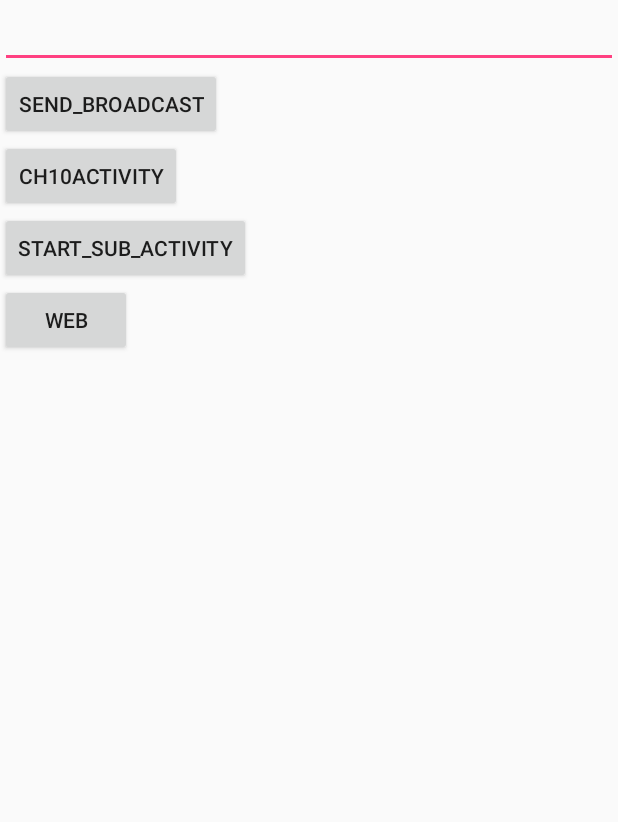
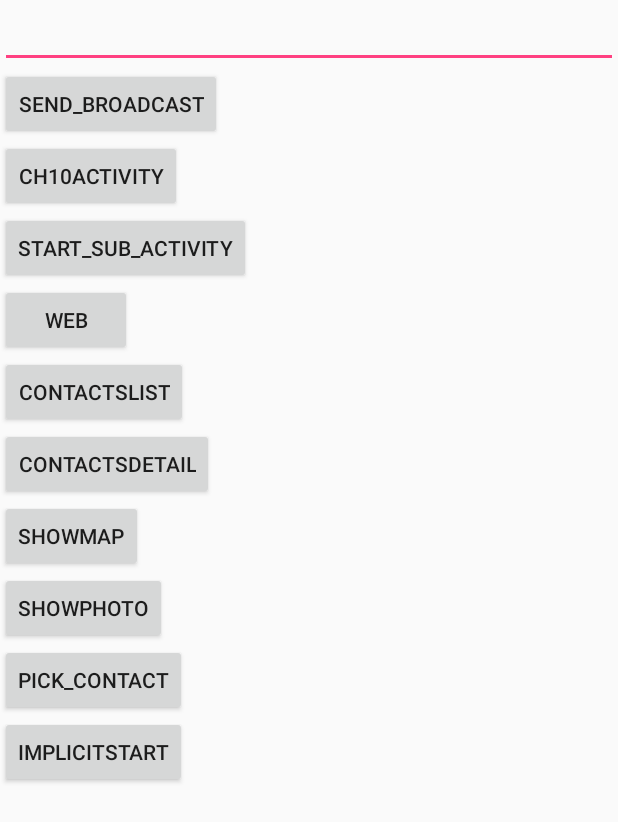
Before and after one commit to 170507180204duyu/sn1705071802043, an Android app: the layout layout_ch10_2.xml on its own in the app's theme, with its tools: preview values and no code run, on a phone screen of 412 x 824 dp. Shown: the top 822 px of the screen. Run offline under Robolectric (Android 15) with nearby library versions, the phone set to English and light mode, and no system bars.

Commit message:
4.23课堂练习

```diff
--- a/app/src/main/res/layout/layout_ch10_2.xml
+++ b/app/src/main/res/layout/layout_ch10_2.xml
@@ -27,5 +27,35 @@
         android:text="web"
         android:onClick="web"
         android:layout_height="wrap_content" />
+    <Button
+        android:layout_width="wrap_content"
+        android:text="contactsList"
+        android:onClick="contactsList"
+        android:layout_height="wrap_content" />
+    <Button
+        android:layout_width="wrap_content"
+        android:text="contactsDetail"
+        android:onClick="contactsDetail"
+        android:layout_height="wrap_content" />
+    <Button
+        android:layout_width="wrap_content"
+        android:text="showMap"
+        android:onClick="showMap"
+        android:layout_height="wrap_content" />
+    <Button
+        android:layout_width="wrap_content"
+        android:text="showPhoto"
+        android:onClick="showPhoto"
+        android:layout_height="wrap_content" />
+    <Button
+        android:layout_width="wrap_content"
+        android:text="PICK_CONTACT"
+        android:onClick="pickContact"
+        android:layout_height="wrap_content" />
+    <Button
+        android:layout_width="wrap_content"
+        android:text="implicitStart"
+        android:onClick="implicitStart"
+        android:layout_height="wrap_content" />
 
 </LinearLayout>
```
Also changed, not shown: app/src/main/AndroidManifest.xml (+30 -5 lines), app/src/main/java/cn/edu/sdwu/android02/classroom/sn170507180204/Ch10Activity2.java (+50 -0 lines), app/src/main/java/cn/edu/sdwu/android02/classroom/sn170507180204/Ch12Activity1.java (added, +73 -0 lines), app/src/main/java/cn/edu/sdwu/android02/classroom/sn170507180204/MyService.java (added, +45 -0 lines), app/src/main/java/cn/edu/sdwu/android02/classroom/sn170507180204/MyService2.java (added, +64 -0 lines), app/src/main/res/layout/layout_ch12_1.xml (added, +22 -0 lines), 1 other file.
